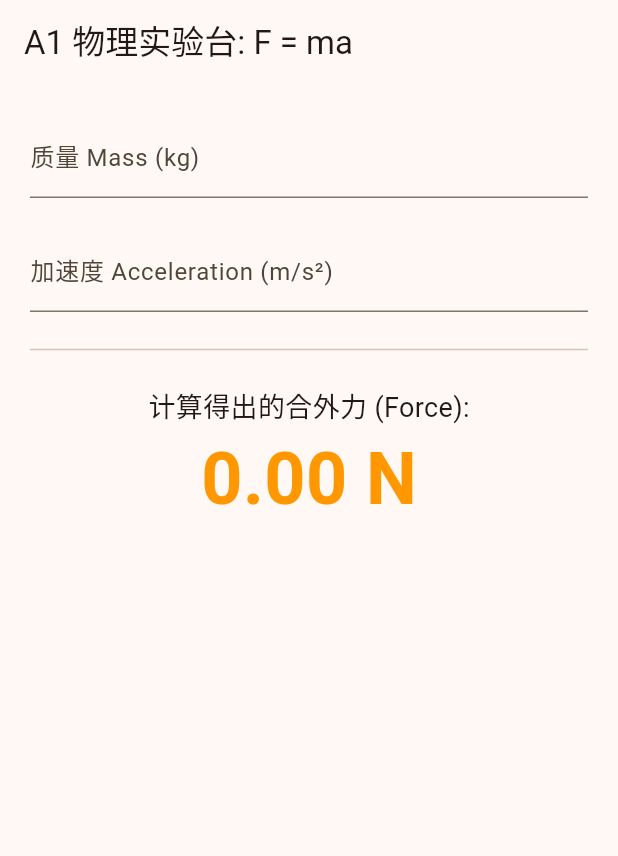
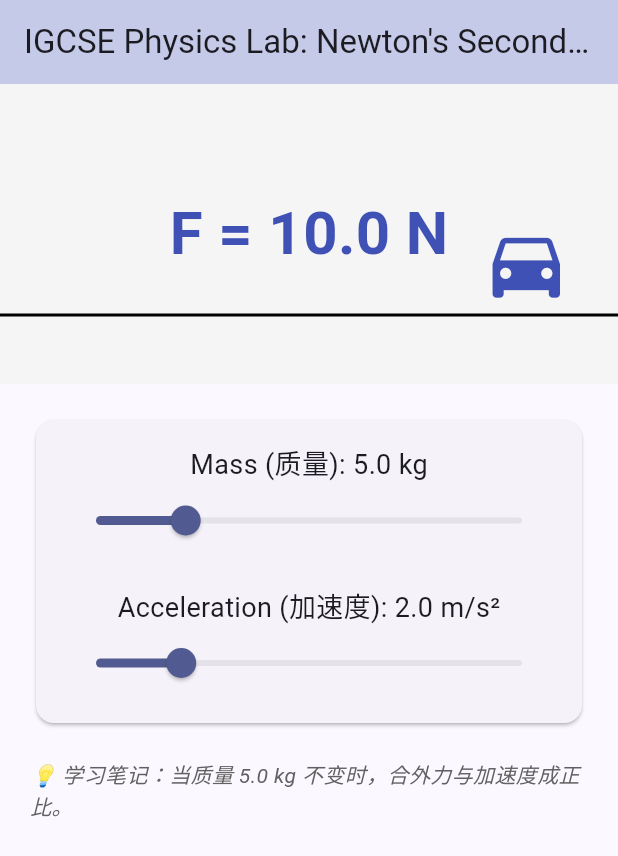
Before and after one commit to ferc5578-eng/physics_a1_coach, a Flutter app: the screen it shows after launch, on a phone screen of 412 x 824 dp. Shown: the top 856 px of the screen. Run offline on Flutter 3.47's test engine with Material 3 defaults, Android fonts, the phone set to English and light mode, and no system bars.

Commit message:
update animation

```diff
--- a/lib/main.dart
+++ b/lib/main.dart
@@ -1,4 +1,5 @@
 import 'package:flutter/material.dart';
+import 'dart:math' as math;
 
 void main() => runApp(PhysicsApp());
 
@@ -7,51 +8,106 @@ class PhysicsApp extends StatelessWidget {
   Widget build(BuildContext context) {
     return MaterialApp(
       debugShowCheckedModeBanner: false,
-      theme: ThemeData(useMaterial3: true, colorSchemeSeed: Colors.orange),
-      home: ForceCalculator(),
+      theme: ThemeData(
+        useMaterial3: true,
+        colorScheme: ColorScheme.fromSeed(seedColor: Colors.indigo, brightness: Brightness.light),
+      ),
+      home: PhysicsLabPage(),
     );
   }
 }
 
-class ForceCalculator extends StatefulWidget {
+class PhysicsLabPage extends StatefulWidget {
   @override
-  _ForceCalculatorState createState() => _ForceCalculatorState();
+  _PhysicsLabPageState createState() => _PhysicsLabPageState();
 }
 
-class _ForceCalculatorState extends State<ForceCalculator> {
-  double mass = 0;
-  double acceleration = 0;
+class _PhysicsLabPageState extends State<PhysicsLabPage> with SingleTickerProviderStateMixin {
+  double mass = 5.0; // kg
+  double acceleration = 2.0; // m/s²
+  late AnimationController _controller;
+
+  @override
+  void initState() {
+    super.initState();
+    _controller = AnimationController(vsync: this, duration: Duration(seconds: 2))..repeat();
+  }
+
+  @override
+  void dispose() {
+    _controller.dispose();
+    super.dispose();
+  }
 
   @override
   Widget build(BuildContext context) {
+    double force = mass * acceleration;
+    // 根据加速度改变小车动画速度
+    _controller.duration = Duration(milliseconds: (2000 / (acceleration.abs() + 0.1)).toInt());
+
     return Scaffold(
-      appBar: AppBar(title: Text('A1 物理实验台: F = ma')),
-      body: Padding(
-        padding: const EdgeInsets.all(20.0),
-        child: Column(
-          children: [
-            // 质量输入
-            TextField(
-              decoration: InputDecoration(labelText: '质量 Mass (kg)'),
-              keyboardType: TextInputType.number,
-              onChanged: (value) => setState(() => mass = double.tryParse(value) ?? 0),
+      appBar: AppBar(
+        title: Text('IGCSE Physics Lab: Newton\'s Second Law'),
+        backgroundColor: Colors.indigo.shade100,
+      ),
+      body: Column(
+        children: [
+          // 1. 动态模拟区
+          Container(
+            height: 200,
+            color: Colors.grey.shade100,
+            child: Stack(
+              children: [
+                Center(child: Text("F = $force N", style: TextStyle(fontSize: 40, fontWeight: FontWeight.bold, color: Colors.indigo))),
+                AnimatedBuilder(
+                  animation: _controller,
+                  builder: (context, child) {
+                    return Positioned(
+                      left: (MediaQuery.of(context).size.width * _controller.value) - 50,
+                      bottom: 50,
+                      child: Icon(Icons.directions_car, size: 60, color: Colors.indigo),
+                    );
+                  },
+                ),
+                Positioned(bottom: 45, child: Container(height: 2, width: MediaQuery.of(context).size.width, color: Colors.black)),
+              ],
             ),
-            SizedBox(height: 20),
-            // 加速度输入
-            TextField(
-              decoration: InputDecoration(labelText: '加速度 Acceleration (m/s²)'),
-              keyboardType: TextInputType.number,
-              onChanged: (value) => setState(() => acceleration = double.tryParse(value) ?? 0),
+          ),
+
+          // 2. 控制区
+          Expanded(
+            child: ListView(
+              padding: EdgeInsets.all(20),
+              children: [
+                Card(
+                  child: Padding(
+                    padding: EdgeInsets.all(16),
+                    child: Column(
+                      children: [
+                        Text('Mass (质量): ${mass.toStringAsFixed(1)} kg', style: TextStyle(fontSize: 18)),
+                        Slider(
+                          value: mass, min: 1, max: 20,
+                          onChanged: (v) => setState(() => mass = v),
+                        ),
+                        SizedBox(height: 20),
+                        Text('Acceleration (加速度): ${acceleration.toStringAsFixed(1)} m/s²', style: TextStyle(fontSize: 18)),
+                        Slider(
+                          value: acceleration, min: 0, max: 10,
+                          onChanged: (v) => setState(() => acceleration = v),
+                        ),
+                      ],
+                    ),
+                  ),
+                ),
+                SizedBox(height: 20),
+                Text(
+                  '💡 学习笔记：当质量 $mass kg 不变时，合外力与加速度成正比。',
+                  style: TextStyle(fontStyle: FontStyle.italic, color: Colors.grey.shade700),
+                ),
+              ],
             ),
-            Divider(height: 50),
-            // 结果显示
-            Text('计算得出的合外力 (Force):', style: TextStyle(fontSize: 18)),
-            Text(
-              '${(mass * acceleration).toStringAsFixed(2)} N',
-              style: TextStyle(fontSize: 48, fontWeight: .bold, color: Colors.orange),
-            ),
-          ],
-        ),
+          ),
+        ],
       ),
     );
   }
```
